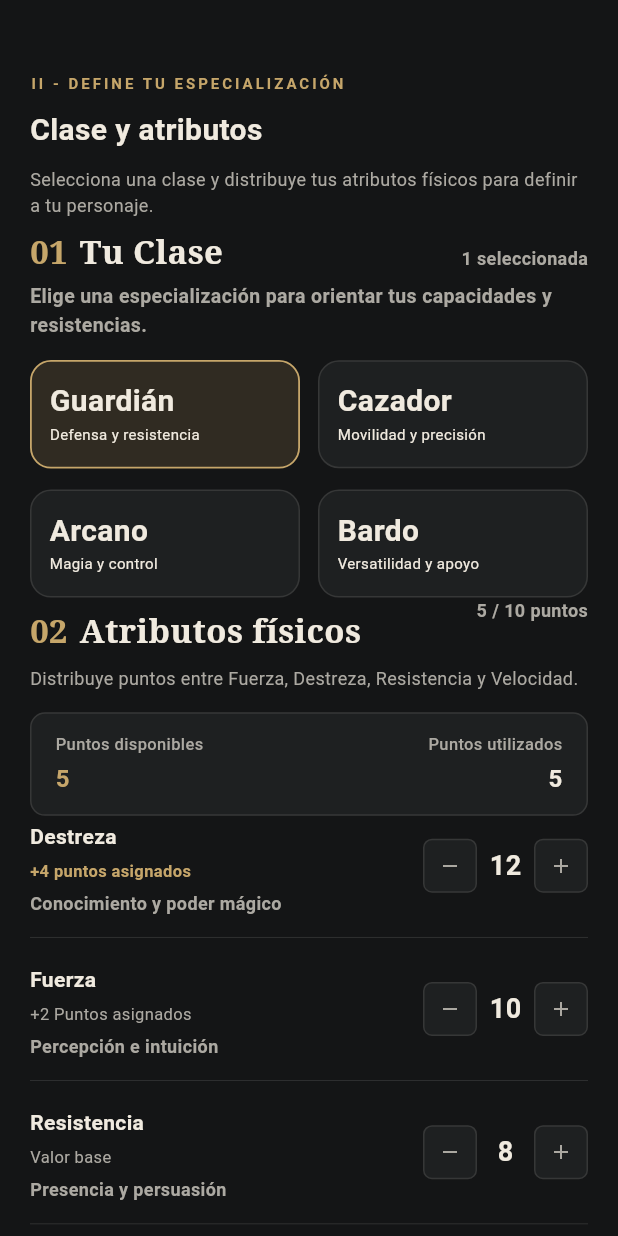
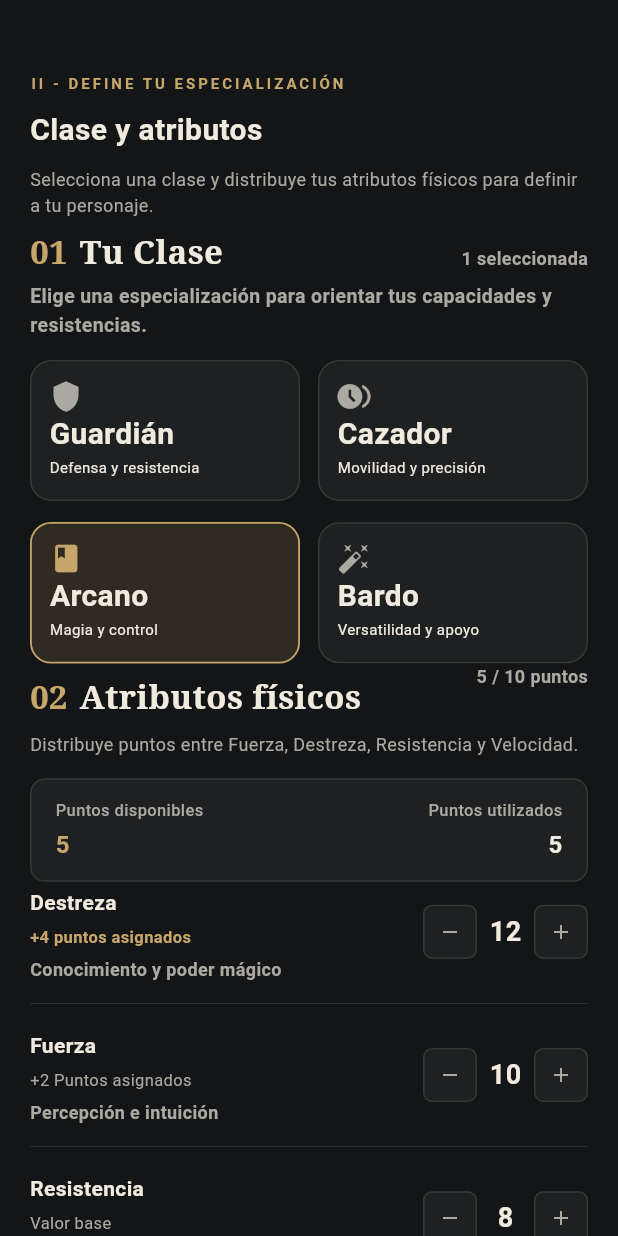
Before and after one commit to alejandroacostadam-droid/Interfaces-Tarjeta, a Flutter app: the Pantalla2 screen opened directly, on a phone screen of 412 x 824 dp. Run offline on Flutter 3.47's test engine with Material 3 defaults, Android fonts, the phone set to English and light mode, and no system bars.

Commit message:
Ramilla completa en stateless

```diff
--- a/lib/main.dart
+++ b/lib/main.dart
@@ -25,7 +25,7 @@ class MyApp extends StatelessWidget {
         ),
         useMaterial3: true,
       ),
-      home: const PantallaEquipamiento(),
+      home: const Pantalla2(),
     );
   }
 }
--- a/lib/widgets/seccion_equipamiento2.dart
+++ b/lib/widgets/seccion_equipamiento2.dart
@@ -1,5 +1,4 @@
 import 'package:flutter/material.dart';
-//import 'package:material_design_icons_flutter/material_design_icons_flutter.dart';
 
 import '../design/colores.dart';
 import 'tarjeta_equipamiento2.dart';
@@ -62,13 +61,13 @@ class SeccionEquipamiento2 extends StatelessWidget {
         ),
         const SizedBox(height: 14.0),
         Row(
-          children: const [
-            //Icon(MdiIcons.sword),
+          children: [
             Expanded(
               child: TarjetaEquipamiento2(
                 titulo: 'Guardián',
                 categoria: 'Defensa y resistencia',
-                seleccionado: true,
+                seleccionado: false,
+                iconos: Icons.shield,
               ),
             ),
             SizedBox(width: 12.0),
@@ -77,6 +76,7 @@ class SeccionEquipamiento2 extends StatelessWidget {
                 titulo: 'Cazador',
                 categoria: 'Movilidad y precisión',
                 seleccionado: false,
+                iconos: Icons.browse_gallery,
               ),
             ),
           ],
@@ -88,7 +88,8 @@ class SeccionEquipamiento2 extends StatelessWidget {
               child: TarjetaEquipamiento2(
                 titulo: 'Arcano',
                 categoria: 'Magia y control',
-                seleccionado: false,
+                seleccionado: true,
+                iconos: Icons.book,
               ),
             ),
             SizedBox(width: 12.0),
@@ -97,6 +98,7 @@ class SeccionEquipamiento2 extends StatelessWidget {
                 titulo: 'Bardo',
                 categoria: 'Versatilidad y apoyo',
                 seleccionado: false,
+                iconos: Icons.auto_fix_high,
               ),
             ),
           ],
--- a/lib/widgets/tarjeta_equipamiento2.dart
+++ b/lib/widgets/tarjeta_equipamiento2.dart
@@ -6,12 +6,14 @@ class TarjetaEquipamiento2 extends StatelessWidget {
   final String titulo;
   final String categoria;
   final bool seleccionado;
+  final IconData iconos;
 
   const TarjetaEquipamiento2({
     super.key,
     required this.titulo,
     required this.categoria,
     required this.seleccionado,
+    required this.iconos,
   });
 
   @override
@@ -27,11 +29,17 @@ class TarjetaEquipamiento2 extends StatelessWidget {
           color: seleccionado ? Colores.dorado : Colores.borde,
           width: seleccionado ? 1.2 : 1.0,
         ),
+
         borderRadius: BorderRadius.circular(14.0),
       ),
       child: Column(
         crossAxisAlignment: CrossAxisAlignment.start,
         children: [
+          Icon(
+            iconos,
+            size: 22.0,
+            color: seleccionado ? Colores.dorado : Colores.textoSecundario,
+          ),
           Text(
             titulo,
             style: const TextStyle(
```
